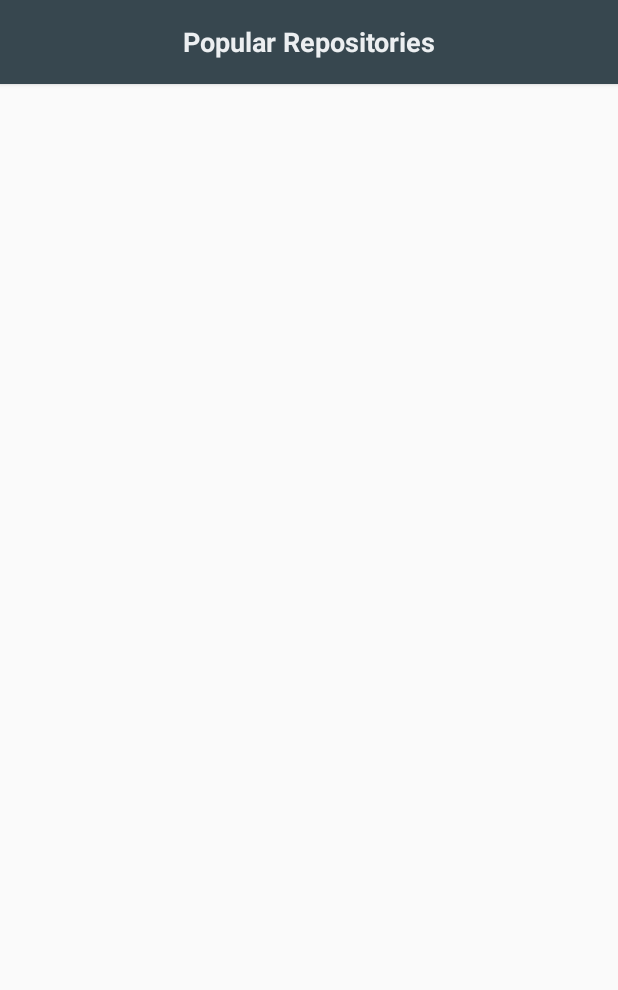
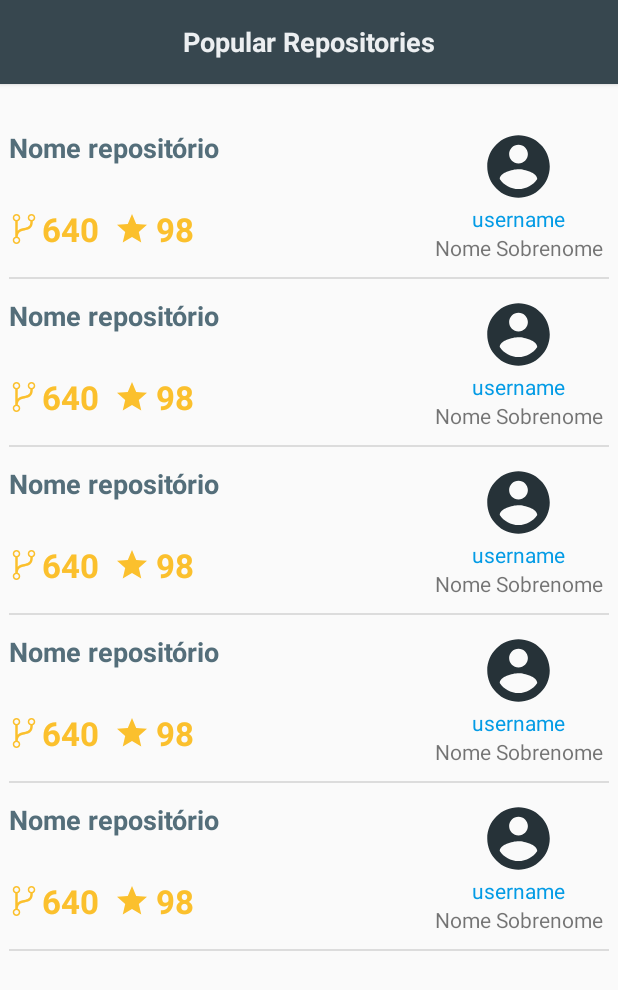
Before and after one commit to MaximoDouglas/ChallengeAndroid, an Android app: the screen it shows after launch (MainActivity), on a phone screen of 412 x 824 dp. Shown: the top 990 px of the screen. Run offline under Robolectric (Android 15) with nearby library versions, the phone set to English and light mode, and no system bars; our stand-ins replace data binding; pictures from the network do not load; 2 statements that could not run were skipped.

Commit message:
Finish select repository fragment setup

```diff
--- a/ChallengeAndroid/app/src/main/java/br/com/argmax/challengeandroid/app/modules/selectrepository/SelectRepositoryFragment.kt
+++ b/ChallengeAndroid/app/src/main/java/br/com/argmax/challengeandroid/app/modules/selectrepository/SelectRepositoryFragment.kt
@@ -6,13 +6,19 @@ import android.view.View
 import android.view.ViewGroup
 import androidx.databinding.DataBindingUtil
 import androidx.fragment.app.Fragment
+import androidx.recyclerview.widget.DividerItemDecoration
+import androidx.recyclerview.widget.LinearLayoutManager
+import androidx.recyclerview.widget.RecyclerView
 import br.com.argmax.challengeandroid.R
 import br.com.argmax.challengeandroid.app.components.repositorycard.dto.RepositoryCardDto
+import br.com.argmax.challengeandroid.app.modules.selectrepository.adapters.SelectRepositoryAdapter
 import br.com.argmax.challengeandroid.databinding.SelectRepositoryFragmentBinding
+
 
 class SelectRepositoryFragment : Fragment() {
 
     private var mBinding: SelectRepositoryFragmentBinding? = null
+    private var mAdapter: SelectRepositoryAdapter? = SelectRepositoryAdapter()
 
     override fun onCreateView(
         inflater: LayoutInflater,
@@ -32,10 +38,23 @@ class SelectRepositoryFragment : Fragment() {
     override fun onViewCreated(view: View, savedInstanceState: Bundle?) {
         super.onViewCreated(view, savedInstanceState)
 
-        setupRepositoryCard()
+        setupRecyclerView()
+        setFakeData()
     }
 
-    private fun setupRepositoryCard() {
+    private fun setupRecyclerView() {
+        val linearLayoutManager = LinearLayoutManager(context, RecyclerView.VERTICAL, false)
+
+        mBinding?.selectRepositoryFragmentRecyclerView?.layoutManager = linearLayoutManager
+
+        mBinding?.selectRepositoryFragmentRecyclerView?.addItemDecoration(
+            DividerItemDecoration(context, DividerItemDecoration.VERTICAL)
+        )
+
+        mBinding?.selectRepositoryFragmentRecyclerView?.adapter = mAdapter
+    }
+
+    private fun setFakeData() {
         val fakeRepositoryCardDto =
             RepositoryCardDto(
                 repositoryName = "Nome repositório",
@@ -49,6 +68,14 @@ class SelectRepositoryFragment : Fragment() {
                 userName = "username",
                 userFullName = "Nome Sobrenome"
             )
+
+        val repositoryCardDtoList = mutableListOf(fakeRepositoryCardDto)
+        repositoryCardDtoList.add(fakeRepositoryCardDto)
+        repositoryCardDtoList.add(fakeRepositoryCardDto)
+        repositoryCardDtoList.add(fakeRepositoryCardDto)
+        repositoryCardDtoList.add(fakeRepositoryCardDto)
+
+        mAdapter?.replaceData(repositoryCardDtoList)
     }
 
 }
--- a/ChallengeAndroid/app/src/main/java/br/com/argmax/challengeandroid/app/modules/selectrepository/adapters/SelectRepositoryAdapter.kt
+++ b/ChallengeAndroid/app/src/main/java/br/com/argmax/challengeandroid/app/modules/selectrepository/adapters/SelectRepositoryAdapter.kt
@@ -23,7 +23,7 @@ class SelectRepositoryAdapter : Adapter<SelectRepositoryAdapter.RepositoryCardVi
         val repositoryCardViewHolderItemBinding: RepositoryCardViewHolderBinding =
             DataBindingUtil.inflate(
                 LayoutInflater.from(parent.context),
-                R.layout.repository_card_component,
+                R.layout.repository_card_view_holder,
                 parent,
                 false
             )
--- a/ChallengeAndroid/app/src/main/res/layout/repository_card_component.xml
+++ b/ChallengeAndroid/app/src/main/res/layout/repository_card_component.xml
@@ -13,7 +13,9 @@
     <LinearLayout
         android:layout_width="match_parent"
         android:layout_height="wrap_content"
-        android:baselineAligned="false">
+        android:baselineAligned="false"
+        android:paddingTop="10dp"
+        android:paddingBottom="10dp">
 
         <LinearLayout
             android:layout_width="0dp"
--- a/ChallengeAndroid/app/src/main/res/layout/select_repository_fragment.xml
+++ b/ChallengeAndroid/app/src/main/res/layout/select_repository_fragment.xml
@@ -7,14 +7,14 @@
         android:orientation="vertical">
 
         <androidx.appcompat.widget.Toolbar
-            android:id="@+id/construction_site_detail_toolbar"
+            android:id="@+id/select_repository_fragment_toolbar"
             android:layout_width="match_parent"
             android:layout_height="wrap_content"
             android:background="@color/colorPrimary"
             android:elevation="2dp">
 
             <TextView
-                android:id="@+id/construction_site_detail_toolbar_title"
+                android:id="@+id/select_repository_fragment_toolbar_title"
                 android:layout_width="wrap_content"
                 android:layout_height="wrap_content"
                 android:layout_gravity="center"
@@ -26,6 +26,7 @@
         </androidx.appcompat.widget.Toolbar>
 
         <androidx.recyclerview.widget.RecyclerView
+            android:id="@+id/select_repository_fragment_recycler_view"
             android:layout_width="match_parent"
             android:layout_height="wrap_content"
             android:layout_marginStart="6dp"
```
